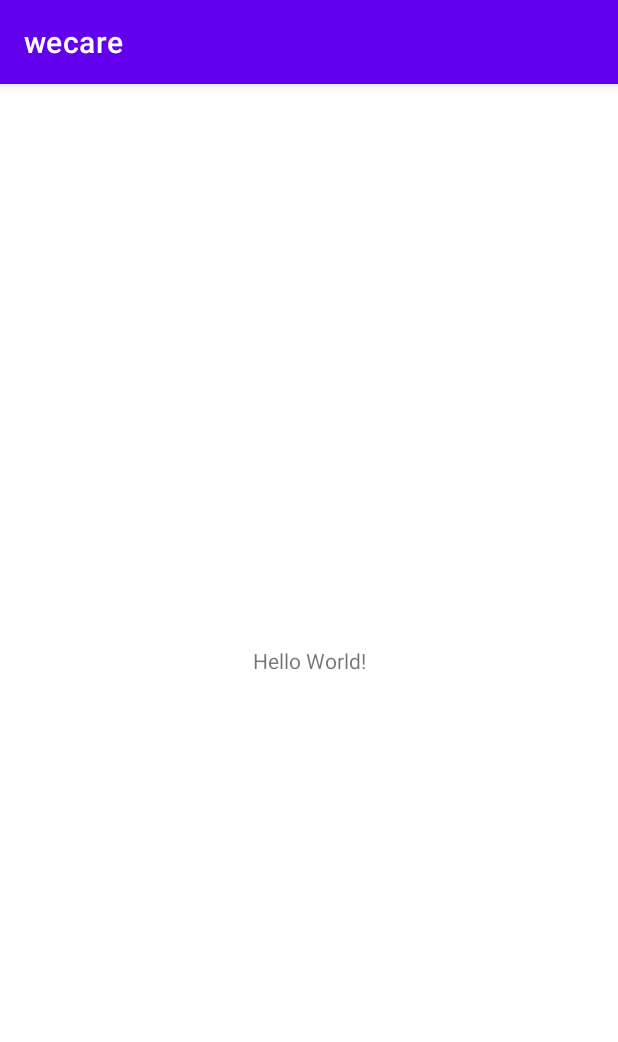
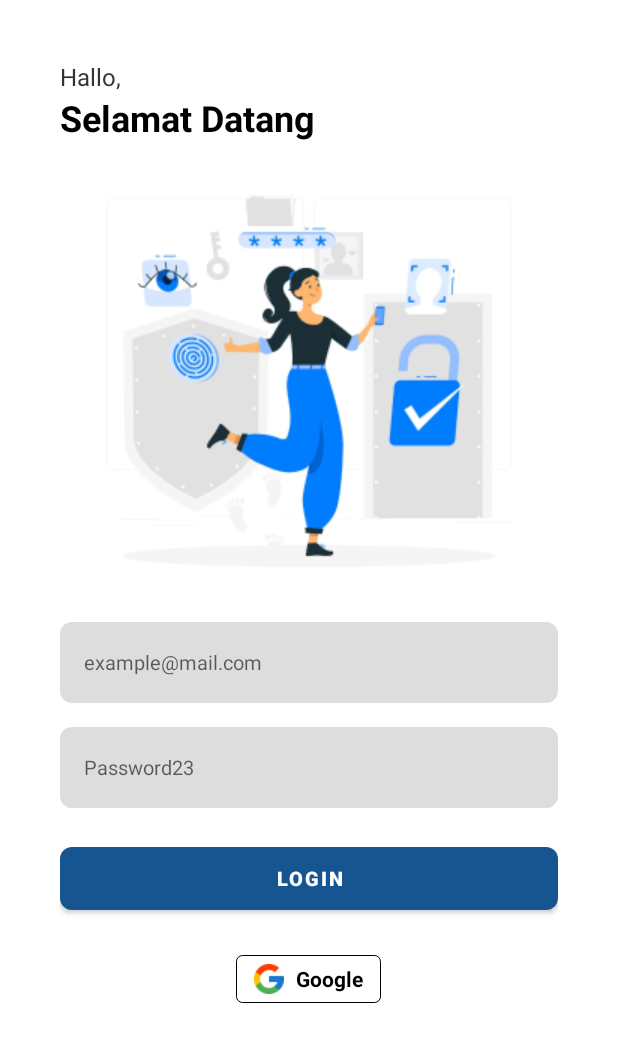
Before and after one commit to driskimaulana/wecare, an Android app: the screen it shows after launch (MainActivity before the commit, LoginActivity after it), on a phone screen of 412 x 824 dp. Shown: the top 1042 px of the screen. Run offline under Robolectric (Android 15) with nearby library versions, the phone set to English and light mode, and no system bars.

Commit message:
add login ui

```diff
--- a/app/src/main/AndroidManifest.xml
+++ b/app/src/main/AndroidManifest.xml
@@ -14,7 +14,10 @@
         android:theme="@style/Theme.Wecare"
         tools:targetApi="31">
         <activity
-            android:name=".MainActivity"
+            android:name=".SignUpActivity"
+            android:exported="false" />
+        <activity
+            android:name=".LoginActivity"
             android:exported="true">
             <intent-filter>
                 <action android:name="android.intent.action.MAIN" />
@@ -22,6 +25,9 @@
                 <category android:name="android.intent.category.LAUNCHER" />
             </intent-filter>
         </activity>
+        <activity
+            android:name=".MainActivity"
+            android:exported="true"></activity>
     </application>
 
 </manifest>
--- /dev/null
+++ b/app/src/main/java/com/kelompok4/wecare/LoginActivity.java
@@ -0,0 +1,14 @@
+package com.kelompok4.wecare;
+
+import androidx.appcompat.app.AppCompatActivity;
+
+import android.os.Bundle;
+
+public class LoginActivity extends AppCompatActivity {
+
+    @Override
+    protected void onCreate(Bundle savedInstanceState) {
+        super.onCreate(savedInstanceState);
+        setContentView(R.layout.activity_login);
+    }
+}
--- /dev/null
+++ b/app/src/main/java/com/kelompok4/wecare/SignUpActivity.java
@@ -0,0 +1,14 @@
+package com.kelompok4.wecare;
+
+import androidx.appcompat.app.AppCompatActivity;
+
+import android.os.Bundle;
+
+public class SignUpActivity extends AppCompatActivity {
+
+    @Override
+    protected void onCreate(Bundle savedInstanceState) {
+        super.onCreate(savedInstanceState);
+        setContentView(R.layout.activity_sign_up);
+    }
+}
--- /dev/null
+++ b/app/src/main/res/drawable/background_input.xml
@@ -0,0 +1,6 @@
+<?xml version="1.0" encoding="utf-8"?>
+<shape xmlns:android="http://schemas.android.com/apk/res/android"
+    android:shape="rectangle">
+    <solid android:color="#DDDDDD" />
+    <corners android:radius="8dp"/>
+</shape>
--- /dev/null
+++ b/app/src/main/res/drawable/google_btn.xml
@@ -0,0 +1,7 @@
+<?xml version="1.0" encoding="utf-8"?>
+<shape xmlns:android="http://schemas.android.com/apk/res/android"
+    android:shape="rectangle">
+    <solid android:color="@color/white"/>
+    <corners android:radius="4dp"/>
+    <stroke android:width="1px" android:color="#000000"/>
+</shape>
--- /dev/null
+++ b/app/src/main/res/layout/activity_login.xml
@@ -0,0 +1,107 @@
+<?xml version="1.0" encoding="utf-8"?>
+<ScrollView xmlns:android="http://schemas.android.com/apk/res/android"
+    xmlns:app="http://schemas.android.com/apk/res-auto"
+    xmlns:tools="http://schemas.android.com/tools"
+    android:layout_width="match_parent"
+    android:layout_height="match_parent"
+    android:paddingHorizontal="40dp"
+    android:clipToPadding="false"
+    android:overScrollMode="never"
+    android:scrollbars="none"
+    tools:context=".LoginActivity">
+
+    <LinearLayout
+        android:layout_width="match_parent"
+        android:layout_height="wrap_content"
+        android:orientation="vertical">
+
+        <TextView
+            android:layout_width="wrap_content"
+            android:layout_height="wrap_content"
+            android:layout_marginTop="40dp"
+            android:text="@string/hallo"
+            android:textColor="#333333"
+            android:textSize="16sp" />
+
+        <TextView
+            android:layout_width="wrap_content"
+            android:layout_height="wrap_content"
+            android:text="@string/selamat_datang"
+            android:textColor="#000000"
+            android:textSize="24sp"
+            android:textStyle="bold" />
+
+        <ImageView
+            android:layout_width="320dp"
+            android:layout_height="320dp"
+            android:layout_gravity="center"
+            android:src="@drawable/login_illustration"
+            android:contentDescription="@string/login_illustration" />
+
+        <EditText
+            android:id="@+id/inputEmail"
+            android:layout_width="match_parent"
+            android:layout_height="54dp"
+            android:background="@drawable/background_input"
+            android:hint="@string/example_mail_com"
+            android:imeOptions="actionNext"
+            android:importantForAutofill="no"
+            android:inputType="textEmailAddress"
+            android:paddingStart="16dp"
+            android:paddingEnd="16dp"
+            android:textColor="#000000"
+            android:textSize="13sp" />
+
+        <EditText
+            android:id="@+id/inputPassword"
+            android:layout_width="match_parent"
+            android:layout_height="54dp"
+            android:layout_marginTop="16dp"
+            android:background="@drawable/background_input"
+            android:hint="@string/password23"
+            android:imeOptions="actionDone"
+            android:importantForAutofill="no"
+            android:inputType="textPassword"
+            android:paddingStart="16dp"
+            android:paddingEnd="16dp"
+            android:textColor="#000000"
+            android:textSize="13sp" />
+
+        <com.google.android.material.button.MaterialButton
+            android:id="@+id/buttonSignIn"
+            android:layout_width="match_parent"
+            android:layout_height="54dp"
+            android:layout_marginTop="20dp"
+            android:text="@string/login"
+            android:textColor="@color/white"
+            android:textSize="13sp"
+            android:textStyle="bold"
+            app:cornerRadius="8dp"
+            app:backgroundTint="#16558F"/>
+
+        <LinearLayout
+            android:layout_width="wrap_content"
+            android:layout_height="wrap_content"
+            android:layout_gravity="center"
+            android:background="@drawable/google_btn"
+            android:paddingHorizontal="12dp"
+            android:paddingVertical="6dp"
+            android:layout_marginTop="24dp">
+
+            <ImageView
+                android:layout_width="20dp"
+                android:layout_height="20dp"
+                android:src="@drawable/google"
+                android:layout_marginEnd="8dp"
+                android:contentDescription="@string/google_icon" />
+            <TextView
+                android:layout_width="wrap_content"
+                android:layout_height="wrap_content"
+                android:text="@string/google"
+                android:layout_gravity="center"
+                android:textStyle="bold"
+                android:textColor="#000000"/>
+        </LinearLayout>
+    </LinearLayout>
+
+</ScrollView>
--- /dev/null
+++ b/app/src/main/res/layout/activity_sign_up.xml
@@ -0,0 +1,9 @@
+<?xml version="1.0" encoding="utf-8"?>
+<androidx.constraintlayout.widget.ConstraintLayout xmlns:android="http://schemas.android.com/apk/res/android"
+    xmlns:app="http://schemas.android.com/apk/res-auto"
+    xmlns:tools="http://schemas.android.com/tools"
+    android:layout_width="match_parent"
+    android:layout_height="match_parent"
+    tools:context=".SignUpActivity">
+
+</androidx.constraintlayout.widget.ConstraintLayout>
--- a/app/src/main/res/values/strings.xml
+++ b/app/src/main/res/values/strings.xml
@@ -1,3 +1,11 @@
 <resources>
     <string name="app_name">wecare</string>
+    <string name="hallo">Hallo,</string>
+    <string name="selamat_datang">Selamat Datang</string>
+    <string name="example_mail_com">example@mail.com</string>
+    <string name="password23">Password23</string>
+    <string name="login">Login</string>
+    <string name="google">Google</string>
+    <string name="google_icon">Google Icon</string>
+    <string name="login_illustration">Login Illustration</string>
 </resources>
--- a/app/src/main/res/values/themes.xml
+++ b/app/src/main/res/values/themes.xml
@@ -1,6 +1,6 @@
 <resources xmlns:tools="http://schemas.android.com/tools">
     <!-- Base application theme. -->
-    <style name="Theme.Wecare" parent="Theme.MaterialComponents.DayNight.DarkActionBar">
+    <style name="Theme.Wecare" parent="Theme.MaterialComponents.DayNight.NoActionBar">
         <!-- Primary brand color. -->
         <item name="colorPrimary">@color/purple_500</item>
         <item name="colorPrimaryVariant">@color/purple_700</item>
```
Also changed, not shown: app/src/main/res/drawable/google.png (added), app/src/main/res/drawable/login_illustration.png (added).
